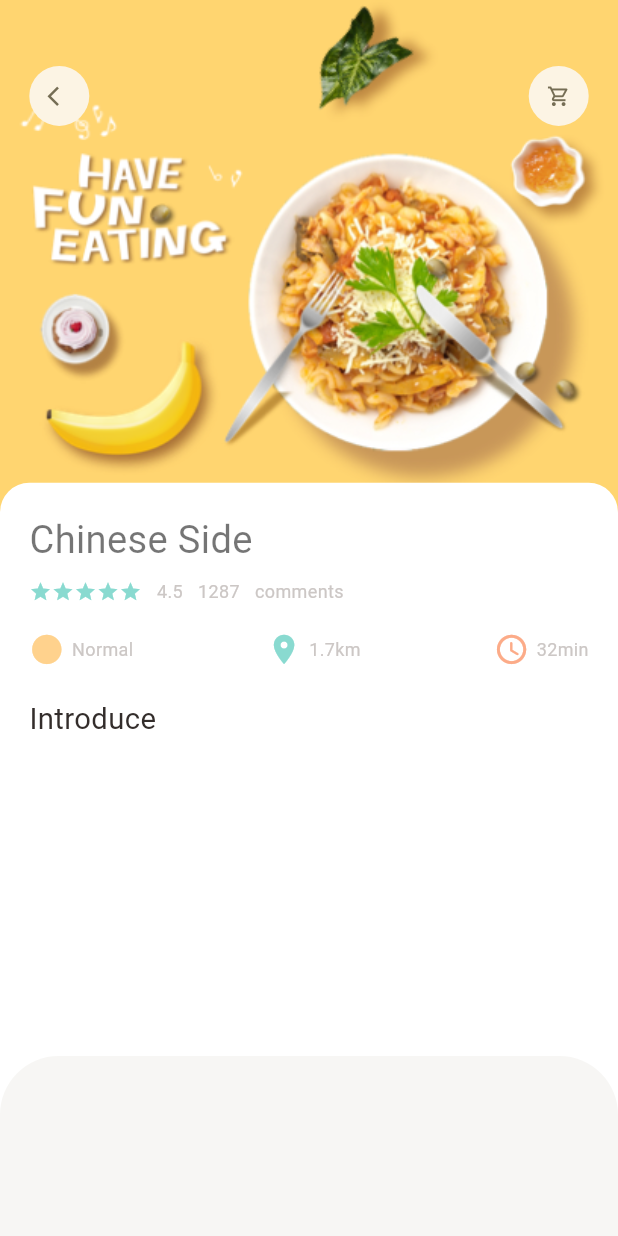
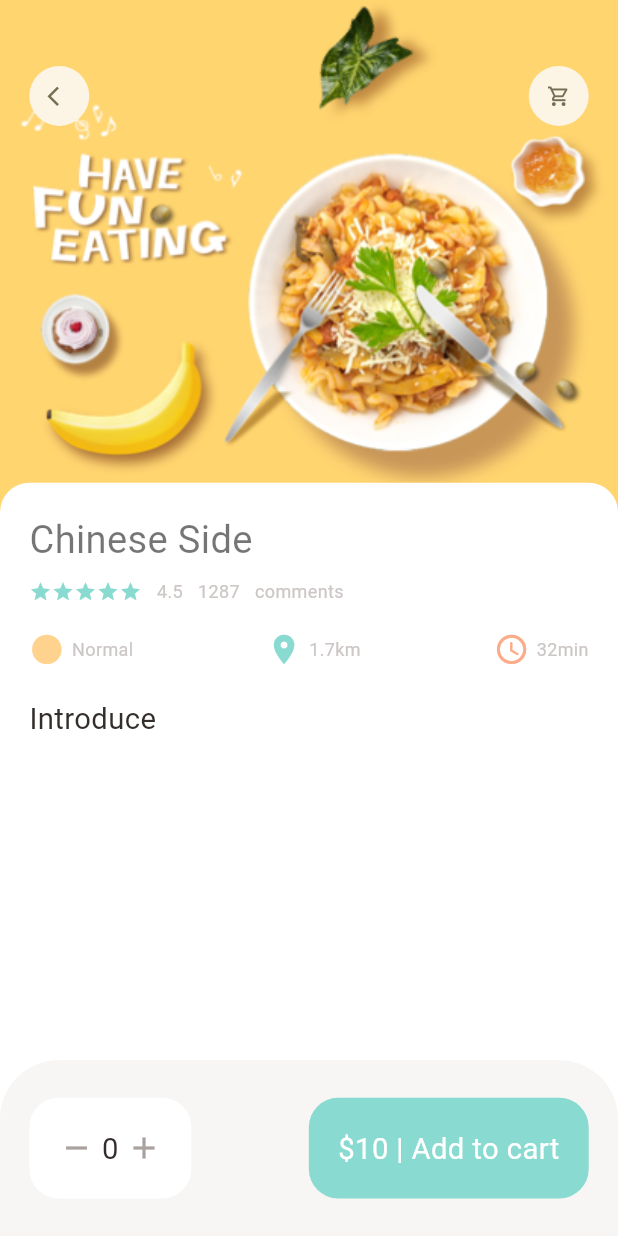
Before and after one commit to AkshayAshokCode/FoodDelivery, a Flutter app: the screen it shows after launch, on a phone screen of 412 x 824 dp. Run offline on Flutter 3.47's test engine with Material 3 defaults, Android fonts, the phone set to English and light mode, and no system bars; our stand-ins replace dots_indicator, get.

Commit message:
add bottom sheet bar

```diff
--- a/lib/pages/food/popular_food_detail.dart
+++ b/lib/pages/food/popular_food_detail.dart
@@ -27,61 +27,103 @@ class PopularFoodDetail extends StatelessWidget {
                 decoration: BoxDecoration(
                     image: DecorationImage(
                         fit: BoxFit.cover,
-                  image: AssetImage(
-                    "assets/image/food0.png"
-                  )
-                )
-              ),
+                        image: AssetImage("assets/image/food0.png"))),
               )),
           Positioned(
               top: Dimensions.height45,
-            left:Dimensions.width20,
-            right:Dimensions.width20,
+              left: Dimensions.width20,
+              right: Dimensions.width20,
               child: Row(
                 mainAxisAlignment: MainAxisAlignment.spaceBetween,
                 children: [
                   AppIcon(icon: Icons.arrow_back_ios),
                   AppIcon(icon: Icons.shopping_cart_outlined)
                 ],
-
               )),
           Positioned(
-            left:0,
+              left: 0,
               right: 0,
               bottom: 0,
               top: Dimensions.popularFoodImgSize - 20,
               child: Container(
-              padding: EdgeInsets.only(left: Dimensions.width20, right: Dimensions.width20, top: Dimensions.height20),
+                  padding: EdgeInsets.only(
+                      left: Dimensions.width20,
+                      right: Dimensions.width20,
+                      top: Dimensions.height20),
                   decoration: BoxDecoration(
                       borderRadius: BorderRadius.only(
                           topRight: Radius.circular(Dimensions.radius20),
-                  topLeft: Radius.circular(Dimensions.radius20)
-                ),
-                color: Colors.white
-              ),
+                          topLeft: Radius.circular(Dimensions.radius20)),
+                      color: Colors.white),
                   child: Column(
                     crossAxisAlignment: CrossAxisAlignment.start,
                     children: [
                       AppColumn(text: "Chinese Side"),
-                  SizedBox(height: Dimensions.height20,),
-                  BigText(text: "Introduce",)
+                      SizedBox(
+                        height: Dimensions.height20,
+                      ),
+                      BigText(
+                        text: "Introduce",
+                      )
                     ],
-              )
-        ))
+                  )))
         ],
       ),
       bottomNavigationBar: Container(
-        height: 120,
-        padding: EdgeInsets.only(top: Dimensions.height30, bottom: Dimensions.height30, left: Dimensions.width20, right: Dimensions.width20),
+        height: Dimensions.bottomHeightBar,
+        padding: EdgeInsets.only(
+            top: Dimensions.height20,
+            bottom: Dimensions.height20,
+            left: Dimensions.width20,
+            right: Dimensions.width20),
         decoration: BoxDecoration(
             color: AppColors.buttonBackgroundColor,
             borderRadius: BorderRadius.only(
-            topLeft: Radius.circular(Dimensions.radius20*2),
-            topRight: Radius.circular(Dimensions.radius20*2),
+              topLeft: Radius.circular(Dimensions.radius20 * 2),
+              topRight: Radius.circular(Dimensions.radius20 * 2),
+            )),
+        child: Row(
+          mainAxisAlignment: MainAxisAlignment.spaceBetween,
+          children: [
+            Container(
+                padding: EdgeInsets.only(
+                    top: Dimensions.height20,
+                    bottom: Dimensions.height20,
+                    left: Dimensions.width20,
+                    right: Dimensions.width20),
+                decoration: BoxDecoration(
+                    borderRadius: BorderRadius.circular(Dimensions.radius20),
+                    color: Colors.white),
+                child: Row(
+                  children: [
+                    Icon(
+                      Icons.remove,
+                      color: AppColors.signColor,
+                    ),
+                    SizedBox(width: Dimensions.width10 / 2),
+                    BigText(text: "0"),
+                    SizedBox(width: Dimensions.width10 / 2),
+                    Icon(
+                      Icons.add,
+                      color: AppColors.signColor,
                     )
+                  ],
+                )),
+            Container(
+              padding: EdgeInsets.only(
+                  top: Dimensions.height20,
+                  bottom: Dimensions.height20,
+                  left: Dimensions.width20,
+                  right: Dimensions.width20),
+              child: BigText(
+                text: "\$10 | Add to cart",
+                color: Colors.white,
               ),
-        child: Row(
-
+              decoration: BoxDecoration(
+                  borderRadius: BorderRadius.circular(Dimensions.radius20),
+                  color: AppColors.mainColor),
+            )
+          ],
         ),
       ),
     );
--- a/lib/utils/dimensions.dart
+++ b/lib/utils/dimensions.dart
@@ -39,4 +39,6 @@ class Dimensions{
   static double listViewTextContSize = screenWidth/3.9;
 
   static double popularFoodImgSize = screenHeight/2.41;
+
+  static double bottomHeightBar = screenHeight/7.03;
 }
```
Lines whose indentation alone changed are shown as unchanged.
